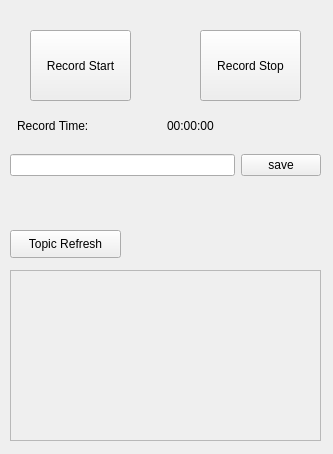
ChenxiTU/autoware_rosbag_plugin, file src/autoware_rosbag_plugin.ui: the form before one commit.
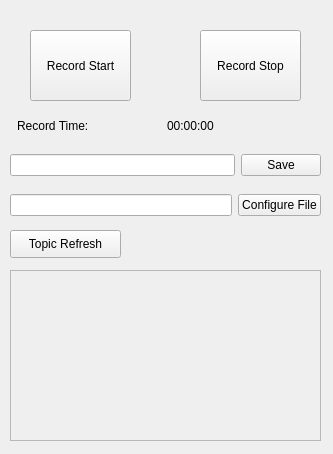
The form after the commit.

Commit message: add scroll bar and configure file

Patch:
```diff
--- a/src/autoware_rosbag_plugin.ui
+++ b/src/autoware_rosbag_plugin.ui
@@ -84,7 +84,7 @@
     <item row="0" column="1">
      <widget class="QPushButton" name="button_record_save">
       <property name="text">
-       <string>save</string>
+       <string>Save</string>
       </property>
      </widget>
     </item>
@@ -126,6 +126,28 @@
     </property>
    </widget>
   </widget>
+  <widget class="QWidget" name="">
+   <property name="geometry">
+    <rect>
+     <x>10</x>
+     <y>190</y>
+     <width>311</width>
+     <height>30</height>
+    </rect>
+   </property>
+   <layout class="QGridLayout" name="gridLayout_2">
+    <item row="0" column="0">
+     <widget class="QLineEdit" name="edit_record_configure"/>
+    </item>
+    <item row="0" column="1">
+     <widget class="QPushButton" name="button_record_configure">
+      <property name="text">
+       <string>Configure File</string>
+      </property>
+     </widget>
+    </item>
+   </layout>
+  </widget>
  </widget>
  <resources/>
  <connections/>
```
The commit also changes 5 other files.
